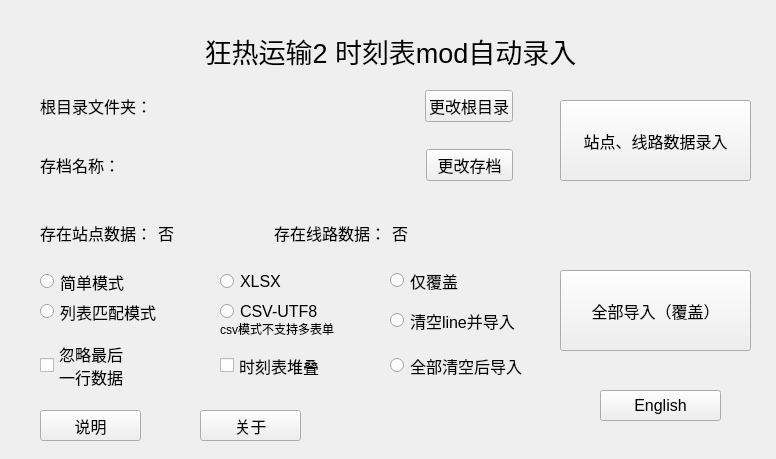
Old version of the form ui/mainui.ui in the repository zm0423/tpf2_autofill.
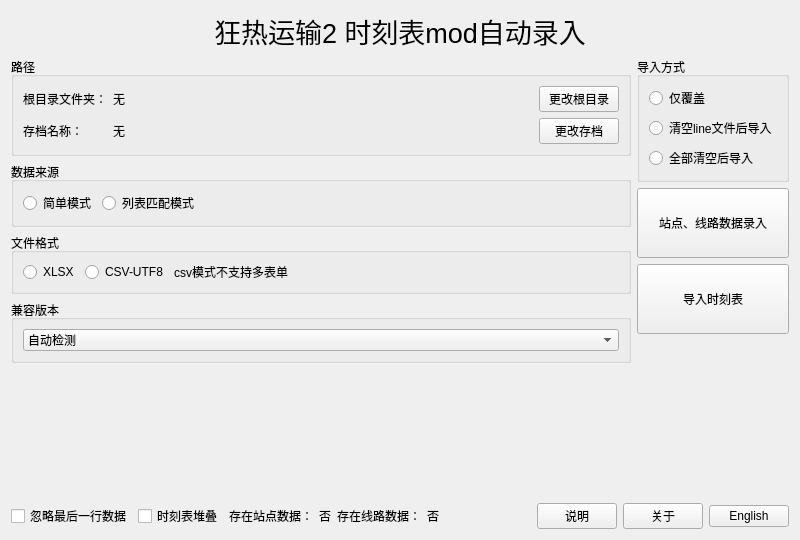
New version of the form.

Commit message: redesign main ui with groupboxes, add version combo

Diff of the .ui file:
```diff
--- a/ui/mainui.ui
+++ b/ui/mainui.ui
@@ -6,189 +6,93 @@
    <rect>
     <x>0</x>
     <y>0</y>
-    <width>776</width>
-    <height>459</height>
+    <width>800</width>
+    <height>540</height>
    </rect>
   </property>
-  <property name="font">
-   <font>
-    <pointsize>12</pointsize>
-   </font>
-  </property>
   <property name="windowTitle">
    <string>mainui</string>
   </property>
-  <widget class="QPushButton" name="input_data">
-   <property name="geometry">
-    <rect>
-     <x>560</x>
-     <y>100</y>
-     <width>191</width>
-     <height>81</height>
-    </rect>
-   </property>
-   <property name="text">
-    <string>站点、线路数据录入</string>
-   </property>
-  </widget>
-  <widget class="QPushButton" name="sync_all_data">
-   <property name="geometry">
-    <rect>
-     <x>560</x>
-     <y>270</y>
-     <width>191</width>
-     <height>81</height>
-    </rect>
-   </property>
-   <property name="text">
-    <string>全部导入（覆盖）</string>
-   </property>
-  </widget>
-  <widget class="QWidget" name="layoutWidget">
-   <property name="geometry">
-    <rect>
-     <x>40</x>
-     <y>220</y>
-     <width>461</width>
-     <height>25</height>
-    </rect>
-   </property>
-   <layout class="QHBoxLayout" name="horizontalLayout_3">
+  <layout class="QVBoxLayout" name="rootLayout">
     <item>
-     <widget class="QLabel" name="text3">
-      <property name="text">
-       <string>存在站点数据：</string>
-      </property>
-     </widget>
-    </item>
-    <item>
-     <widget class="QLabel" name="station_status">
+    <widget class="QLabel" name="label">
+     <property name="font">
+      <font>
+       <pointsize>20</pointsize>
+      </font>
+     </property>
       <property name="text">
-       <string>否</string>
-      </property>
-     </widget>
-    </item>
-    <item>
-     <widget class="QLabel" name="text4">
-      <property name="text">
-       <string>存在线路数据：</string>
+      <string>狂热运输2 时刻表mod自动录入</string>
+     </property>
+     <property name="alignment">
+      <set>Qt::AlignmentFlag::AlignCenter</set>
       </property>
      </widget>
     </item>
     <item>
-     <widget class="QLabel" name="line_status">
-      <property name="text">
-       <string>否</string>
-      </property>
-     </widget>
-    </item>
-   </layout>
-  </widget>
-  <widget class="QWidget" name="layoutWidget">
-   <property name="geometry">
-    <rect>
-     <x>40</x>
-     <y>90</y>
-     <width>473</width>
-     <height>91</height>
-    </rect>
-   </property>
-   <layout class="QVBoxLayout" name="verticalLayout" stretch="0,0,0">
+    <layout class="QHBoxLayout" name="mainRow" stretch="0,0">
     <item>
-     <layout class="QHBoxLayout" name="horizontalLayout" stretch="0,0,0,0">
-      <property name="spacing">
-       <number>10</number>
-      </property>
+      <layout class="QVBoxLayout" name="leftCol">
       <item>
+        <widget class="QGroupBox" name="group_path">
+         <property name="title">
+          <string>路径</string>
+         </property>
+         <layout class="QGridLayout" name="grid_path">
+          <item row="0" column="0">
        <widget class="QLabel" name="text1">
-        <property name="font">
-         <font>
-          <pointsize>12</pointsize>
-         </font>
-        </property>
         <property name="text">
          <string>根目录文件夹：</string>
         </property>
        </widget>
       </item>
-      <item>
+          <item row="0" column="1">
        <widget class="QLabel" name="dir_name">
         <property name="text">
-         <string/>
+             <string>无</string>
+            </property>
+            <property name="sizePolicy">
+             <sizepolicy hsizetype="Expanding" vsizetype="Preferred">
+              <horstretch>0</horstretch>
+              <verstretch>0</verstretch>
+             </sizepolicy>
+            </property>
+            <property name="textInteractionFlags">
+             <set>Qt::TextInteractionFlag::TextSelectableByMouse</set>
         </property>
        </widget>
       </item>
-      <item>
-       <spacer name="horizontalSpacer">
-        <property name="orientation">
-         <enum>Qt::Orientation::Horizontal</enum>
-        </property>
-        <property name="sizeType">
-         <enum>QSizePolicy::Policy::Preferred</enum>
-        </property>
-        <property name="sizeHint" stdset="0">
-         <size>
-          <width>200</width>
-          <height>20</height>
-         </size>
-        </property>
-       </spacer>
-      </item>
-      <item>
+          <item row="0" column="2">
        <widget class="QPushButton" name="change_dir">
         <property name="text">
          <string>更改根目录</string>
         </property>
        </widget>
       </item>
-     </layout>
-    </item>
-    <item>
-     <spacer name="verticalSpacer">
-      <property name="orientation">
-       <enum>Qt::Orientation::Vertical</enum>
-      </property>
-      <property name="sizeHint" stdset="0">
-       <size>
-        <width>20</width>
-        <height>40</height>
-       </size>
-      </property>
-     </spacer>
-    </item>
-    <item>
-     <layout class="QHBoxLayout" name="horizontalLayout_2">
-      <item>
+          <item row="1" column="0">
        <widget class="QLabel" name="text2">
         <property name="text">
          <string>存档名称：</string>
         </property>
        </widget>
       </item>
-      <item>
+          <item row="1" column="1">
        <widget class="QLabel" name="savegame_name">
         <property name="text">
-         <string/>
+             <string>无</string>
+            </property>
+            <property name="sizePolicy">
+             <sizepolicy hsizetype="Expanding" vsizetype="Preferred">
+              <horstretch>0</horstretch>
+              <verstretch>0</verstretch>
+             </sizepolicy>
+            </property>
+            <property name="textInteractionFlags">
+             <set>Qt::TextInteractionFlag::TextSelectableByMouse</set>
         </property>
        </widget>
       </item>
-      <item>
-       <spacer name="horizontalSpacer_2">
-        <property name="orientation">
-         <enum>Qt::Orientation::Horizontal</enum>
-        </property>
-        <property name="sizeType">
-         <enum>QSizePolicy::Policy::Preferred</enum>
-        </property>
-        <property name="sizeHint" stdset="0">
-         <size>
-          <width>200</width>
-          <height>20</height>
-         </size>
-        </property>
-       </spacer>
-      </item>
-      <item>
+          <item row="1" column="2">
        <widget class="QPushButton" name="change_sg">
         <property name="text">
          <string>更改存档</string>
@@ -196,91 +100,66 @@
        </widget>
       </item>
      </layout>
-    </item>
-   </layout>
-  </widget>
-  <widget class="QLabel" name="label">
-   <property name="geometry">
-    <rect>
-     <x>110</x>
-     <y>30</y>
-     <width>561</width>
-     <height>41</height>
-    </rect>
-   </property>
-   <property name="font">
-    <font>
-     <pointsize>20</pointsize>
-    </font>
-   </property>
-   <property name="text">
-    <string>狂热运输2 时刻表mod自动录入</string>
-   </property>
-   <property name="alignment">
-    <set>Qt::AlignmentFlag::AlignCenter</set>
-   </property>
-  </widget>
+        </widget>
+       </item>
+       <item>
+        <widget class="QGroupBox" name="group_source">
+         <property name="title">
+          <string>数据来源</string>
+         </property>
+         <layout class="QHBoxLayout" name="hbox_source">
+          <item>
   <widget class="QRadioButton" name="easymode">
-   <property name="geometry">
-    <rect>
-     <x>40</x>
-     <y>270</y>
-     <width>161</width>
-     <height>23</height>
-    </rect>
-   </property>
    <property name="text">
     <string>简单模式</string>
    </property>
   </widget>
+          </item>
+          <item>
   <widget class="QRadioButton" name="listmode">
-   <property name="geometry">
-    <rect>
-     <x>40</x>
-     <y>300</y>
-     <width>171</width>
-     <height>23</height>
-    </rect>
-   </property>
    <property name="text">
     <string>列表匹配模式</string>
    </property>
   </widget>
+          </item>
+          <item>
+           <spacer name="spacer_source">
+            <property name="orientation">
+             <enum>Qt::Orientation::Horizontal</enum>
+            </property>
+            <property name="sizeHint" stdset="0">
+             <size>
+              <width>40</width>
+              <height>20</height>
+             </size>
+            </property>
+           </spacer>
+          </item>
+         </layout>
+        </widget>
+       </item>
+       <item>
+        <widget class="QGroupBox" name="group_format">
+         <property name="title">
+          <string>文件格式</string>
+         </property>
+         <layout class="QHBoxLayout" name="hbox_format">
+          <item>
   <widget class="QRadioButton" name="xlsxmode">
-   <property name="geometry">
-    <rect>
-     <x>220</x>
-     <y>270</y>
-     <width>109</width>
-     <height>23</height>
-    </rect>
-   </property>
    <property name="text">
     <string>XLSX</string>
    </property>
   </widget>
+          </item>
+          <item>
   <widget class="QRadioButton" name="csvmode">
-   <property name="geometry">
-    <rect>
-     <x>220</x>
-     <y>300</y>
-     <width>109</width>
-     <height>23</height>
-    </rect>
-   </property>
    <property name="text">
     <string>CSV-UTF8</string>
    </property>
   </widget>
+          </item>
+          <item>
   <widget class="QLabel" name="label_2">
-   <property name="geometry">
-    <rect>
-     <x>220</x>
-     <y>320</y>
-     <width>171</width>
-     <height>18</height>
-    </rect>
-   </property>
    <property name="font">
     <font>
      <pointsize>9</pointsize>
@@ -290,111 +169,228 @@
     <string>csv模式不支持多表单</string>
    </property>
   </widget>
-  <widget class="QCheckBox" name="lastvalidation">
-   <property name="geometry">
-    <rect>
-     <x>40</x>
-     <y>340</y>
-     <width>151</width>
-     <height>51</height>
-    </rect>
-   </property>
-   <property name="text">
-    <string>忽略最后
-一行数据</string>
-   </property>
-  </widget>
-  <widget class="QPushButton" name="settinginfo">
-   <property name="geometry">
-    <rect>
-     <x>40</x>
-     <y>410</y>
-     <width>101</width>
-     <height>31</height>
-    </rect>
-   </property>
+          </item>
+          <item>
+           <spacer name="spacer_format">
+            <property name="orientation">
+             <enum>Qt::Orientation::Horizontal</enum>
+            </property>
+            <property name="sizeHint" stdset="0">
+             <size>
+              <width>40</width>
+              <height>20</height>
+             </size>
+            </property>
+           </spacer>
+          </item>
+         </layout>
+        </widget>
+       </item>
+       <item>
+        <widget class="QGroupBox" name="group_version">
+         <property name="title">
+          <string>兼容版本</string>
+         </property>
+         <layout class="QHBoxLayout" name="hbox_version">
+          <item>
+           <widget class="QComboBox" name="version_combo">
+            <property name="sizePolicy">
+             <sizepolicy hsizetype="Expanding" vsizetype="Fixed">
+              <horstretch>0</horstretch>
+              <verstretch>0</verstretch>
+             </sizepolicy>
+            </property>
+            <item>
    <property name="text">
-    <string>说明</string>
-   </property>
-  </widget>
-  <widget class="QCheckBox" name="pile_if">
-   <property name="geometry">
-    <rect>
-     <x>220</x>
-     <y>340</y>
-     <width>181</width>
-     <height>51</height>
-    </rect>
-   </property>
+              <string>自动检测</string>
+             </property>
+            </item>
+            <item>
+             <property name="text">
+              <string>时刻表&amp;运行图、时刻表1.2</string>
+             </property>
+            </item>
+            <item>
    <property name="text">
-    <string>时刻表堆叠</string>
-   </property>
-  </widget>
+              <string>时刻表1.3-1.5</string>
+             </property>
+            </item>
+           </widget>
+          </item>
+         </layout>
+        </widget>
+       </item>
+       <item>
+        <spacer name="leftStretch">
+         <property name="orientation">
+          <enum>Qt::Orientation::Vertical</enum>
+         </property>
+         <property name="sizeHint" stdset="0">
+          <size>
+           <width>20</width>
+           <height>40</height>
+          </size>
+         </property>
+        </spacer>
+       </item>
+      </layout>
+     </item>
+     <item>
+      <layout class="QVBoxLayout" name="rightCol">
+       <item>
+        <widget class="QGroupBox" name="group_mode">
+         <property name="title">
+          <string>导入方式</string>
+         </property>
+         <layout class="QVBoxLayout" name="vbox_mode">
+          <item>
   <widget class="QRadioButton" name="clear_1">
-   <property name="geometry">
-    <rect>
-     <x>390</x>
-     <y>260</y>
-     <width>161</width>
-     <height>41</height>
-    </rect>
-   </property>
    <property name="text">
     <string>仅覆盖</string>
    </property>
   </widget>
+          </item>
+          <item>
   <widget class="QRadioButton" name="clear_2">
-   <property name="geometry">
-    <rect>
-     <x>390</x>
-     <y>300</y>
-     <width>151</width>
-     <height>41</height>
-    </rect>
-   </property>
    <property name="text">
-    <string>清空line并导入</string>
-   </property>
-  </widget>
+             <string>清空line文件后导入</string>
+            </property>
+           </widget>
+          </item>
+          <item>
   <widget class="QRadioButton" name="clear_3">
-   <property name="geometry">
-    <rect>
-     <x>390</x>
-     <y>340</y>
-     <width>151</width>
-     <height>51</height>
-    </rect>
-   </property>
    <property name="text">
     <string>全部清空后导入</string>
    </property>
   </widget>
+          </item>
+         </layout>
+        </widget>
+       </item>
+       <item>
+        <widget class="QPushButton" name="input_data">
+         <property name="minimumSize">
+          <size>
+           <width>0</width>
+           <height>70</height>
+          </size>
+         </property>
+         <property name="text">
+          <string>站点、线路数据录入</string>
+         </property>
+        </widget>
+       </item>
+       <item>
+        <widget class="QPushButton" name="sync_all_data">
+         <property name="minimumSize">
+          <size>
+           <width>0</width>
+           <height>70</height>
+          </size>
+         </property>
+         <property name="text">
+          <string>导入时刻表</string>
+         </property>
+        </widget>
+       </item>
+       <item>
+        <spacer name="rightStretch">
+         <property name="orientation">
+          <enum>Qt::Orientation::Vertical</enum>
+         </property>
+         <property name="sizeHint" stdset="0">
+          <size>
+           <width>20</width>
+           <height>40</height>
+          </size>
+         </property>
+        </spacer>
+       </item>
+      </layout>
+     </item>
+    </layout>
+   </item>
+   <item>
+    <layout class="QHBoxLayout" name="bottomRow">
+     <item>
+      <widget class="QCheckBox" name="lastvalidation">
+       <property name="text">
+        <string>忽略最后一行数据</string>
+       </property>
+      </widget>
+     </item>
+     <item>
+      <widget class="QCheckBox" name="pile_if">
+       <property name="text">
+        <string>时刻表堆叠</string>
+       </property>
+      </widget>
+     </item>
+     <item>
+      <widget class="QLabel" name="text3">
+       <property name="text">
+        <string>存在站点数据：</string>
+       </property>
+      </widget>
+     </item>
+     <item>
+      <widget class="QLabel" name="station_status">
+       <property name="text">
+        <string>否</string>
+       </property>
+      </widget>
+     </item>
+     <item>
+      <widget class="QLabel" name="text4">
+       <property name="text">
+        <string>存在线路数据：</string>
+       </property>
+      </widget>
+     </item>
+     <item>
+      <widget class="QLabel" name="line_status">
+       <property name="text">
+        <string>否</string>
+       </property>
+      </widget>
+     </item>
+     <item>
+      <spacer name="bottomSpacer">
+       <property name="orientation">
+        <enum>Qt::Orientation::Horizontal</enum>
+       </property>
+       <property name="sizeHint" stdset="0">
+        <size>
+         <width>40</width>
+         <height>20</height>
+        </size>
+       </property>
+      </spacer>
+     </item>
+     <item>
+      <widget class="QPushButton" name="settinginfo">
+       <property name="text">
+        <string>说明</string>
+       </property>
+      </widget>
+     </item>
+     <item>
   <widget class="QPushButton" name="settinginfo_2">
-   <property name="geometry">
-    <rect>
-     <x>200</x>
-     <y>410</y>
-     <width>101</width>
-     <height>31</height>
-    </rect>
-   </property>
    <property name="text">
     <string>关于</string>
    </property>
   </widget>
+     </item>
+     <item>
   <widget class="QPushButton" name="language_button">
-   <property name="geometry">
-    <rect>
-     <x>600</x>
-     <y>390</y>
-     <width>121</width>
-     <height>31</height>
-    </rect>
-   </property>
    <property name="text">
     <string>English</string>
    </property>
   </widget>
+     </item>
+    </layout>
+   </item>
+  </layout>
  </widget>
  <resources/>
  <connections/>
```
Lines whose indentation alone changed are shown as unchanged.
